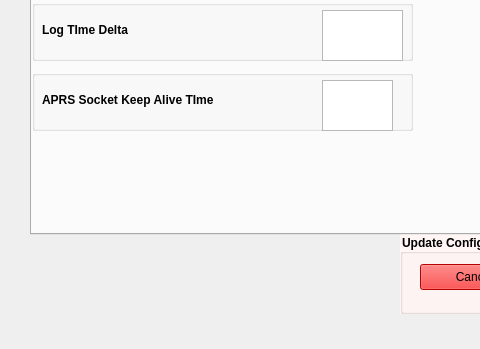
Old version of the form flogger_config_1.ui in the repository tobiz/OGN-Flight-Logger_V3; both pictures show x 0 to 480 and y 565 to 914 of the 700 by 914 pixel window.
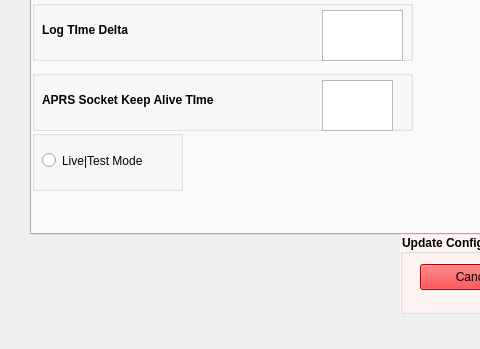
New version of the form. The open tabs and pages were chosen to show the change. Icons and pictures are not drawn.

Commit message: Added Live/Test button plus some icons

```diff
--- a/flogger_config_1.ui
+++ b/flogger_config_1.ui
@@ -2298,6 +2298,38 @@
        </property>
       </widget>
      </widget>
+     <widget class="QGroupBox" name="LiveTestBox">
+      <property name="geometry">
+       <rect>
+        <x>0</x>
+        <y>500</y>
+        <width>151</width>
+        <height>61</height>
+       </rect>
+      </property>
+      <property name="toolTip">
+       <string>&lt;html&gt;&lt;head/&gt;&lt;body&gt;&lt;p&gt;Live mode Off. Test Mode On&lt;/p&gt;&lt;/body&gt;&lt;/html&gt;</string>
+      </property>
+      <property name="title">
+       <string/>
+      </property>
+      <widget class="QRadioButton" name="LiveTestButton">
+       <property name="geometry">
+        <rect>
+         <x>10</x>
+         <y>20</y>
+         <width>141</width>
+         <height>21</height>
+        </rect>
+       </property>
+       <property name="toolTip">
+        <string>&lt;html&gt;&lt;head/&gt;&lt;body&gt;&lt;p&gt;Record flight tracks Y|N&lt;/p&gt;&lt;/body&gt;&lt;/html&gt;</string>
+       </property>
+       <property name="text">
+        <string>Live|Test Mode</string>
+       </property>
+      </widget>
+     </widget>
     </widget>
    </widget>
    <widget class="QGroupBox" name="IcongroupBox">
```
Left out of the diff: 2 changed lines with no effect on the pictures. The commit also changes 2 other files.
